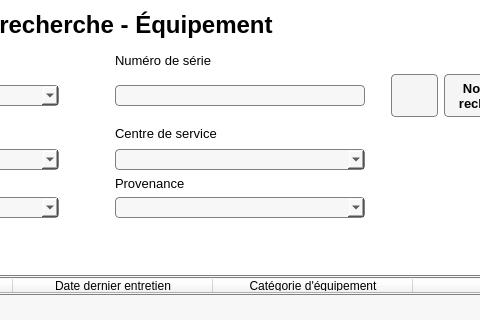
First picture: the form in Interface/FenetresEnUI/RechercheEquipement.ui, repository ProjetPC2/SIMM2.0-DEV, before the edit; both pictures show x 202 to 682 and y 0 to 320 of the 1440 by 810 pixel window.
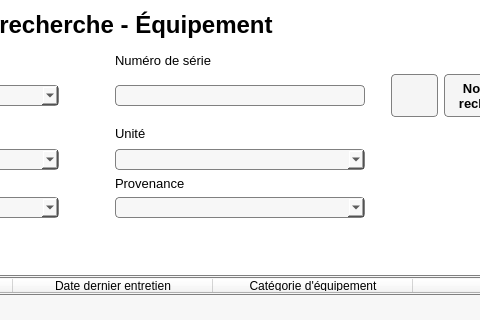
Second picture: the form after the edit. Icons and pictures are not drawn.

Commit message:
Centre de service/Code ASSET/Hopital St-Michel
J'ai modifié Centre de Service pour Unité, Code ASSET pour Voltage/Courant et Hopital Saint-Michel pour Hopital Universitaire Justinien dans toutes les fenêtres .ui. Je vais re-commit quand je les aurais transformer en .py

Diff of the .ui file:
```diff
--- a/Interface/FenetresEnUI/RechercheEquipement.ui
+++ b/Interface/FenetresEnUI/RechercheEquipement.ui
@@ -110,7 +110,7 @@
           <string notr="true">background: white;</string>
          </property>
          <property name="text">
-          <string>Centre de service</string>
+          <string>Unité</string>
          </property>
         </widget>
        </item>
```
Left out of the diff: 2 changed lines with no effect on the pictures. The commit also changes 16 other files.
